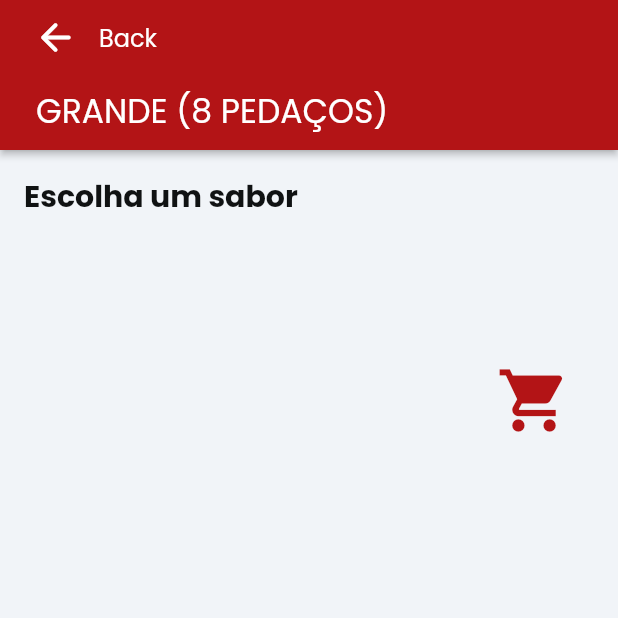
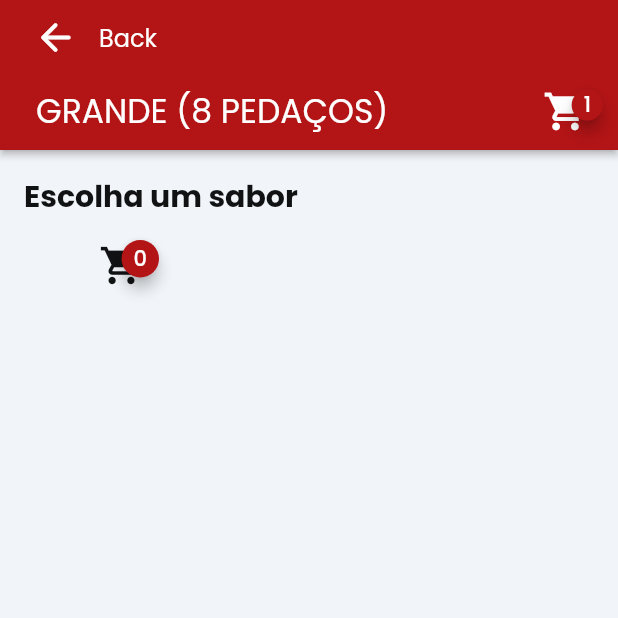
Before and after one commit to diegosilvaadv/AppDelivey, a Flutter app: the PizzaGrande1saborWidget screen opened directly, on a phone screen of 412 x 824 dp, the top half of it. Run offline on Flutter 3.47's test engine with Material 2 defaults, Android fonts, the phone set to English and light mode, and no system bars; drawn by our look-alikes of badges; our stand-ins replace auto_size_text, cloud_firestore, firebase_auth, firebase_core, floating_bottom_navigation_bar, flutter_animate and 15 more; missing offline and left inert: flutter_google_places, google_api_headers, google_maps_webservice, json_path; accounts and stored records are empty; network calls fail.

Commit message:
Updating to latest FlutterFlow output.

```diff
--- a/lib/user_side/pizza_grande1sabor/pizza_grande1sabor_model.dart
+++ b/lib/user_side/pizza_grande1sabor/pizza_grande1sabor_model.dart
@@ -2,7 +2,7 @@ import '/backend/backend.dart';
 import '/flutter_flow/flutter_flow_icon_button.dart';
 import '/flutter_flow/flutter_flow_theme.dart';
 import '/flutter_flow/flutter_flow_util.dart';
-import 'dart:ui';
+import 'package:badges/badges.dart' as badges;
 import 'package:flutter/material.dart';
 import 'package:flutter_spinkit/flutter_spinkit.dart';
 import 'package:google_fonts/google_fonts.dart';
--- a/lib/user_side/pizza_grande1sabor/pizza_grande1sabor_widget.dart
+++ b/lib/user_side/pizza_grande1sabor/pizza_grande1sabor_widget.dart
@@ -2,7 +2,7 @@ import '/backend/backend.dart';
 import '/flutter_flow/flutter_flow_icon_button.dart';
 import '/flutter_flow/flutter_flow_theme.dart';
 import '/flutter_flow/flutter_flow_util.dart';
-import 'dart:ui';
+import 'package:badges/badges.dart' as badges;
 import 'package:flutter/material.dart';
 import 'package:flutter_spinkit/flutter_spinkit.dart';
 import 'package:google_fonts/google_fonts.dart';
@@ -104,7 +104,14 @@ class _PizzaGrande1saborWidgetState extends State<PizzaGrande1saborWidget> {
                     ),
                     Padding(
                       padding:
-                          EdgeInsetsDirectional.fromSTEB(24.0, 0.0, 0.0, 0.0),
+                          EdgeInsetsDirectional.fromSTEB(0.0, 0.0, 20.0, 0.0),
+                      child: Row(
+                        mainAxisSize: MainAxisSize.max,
+                        mainAxisAlignment: MainAxisAlignment.spaceBetween,
+                        children: [
+                          Padding(
+                            padding: EdgeInsetsDirectional.fromSTEB(
+                                24.0, 0.0, 0.0, 0.0),
                             child: Text(
                               'GRANDE (8 PEDAÇOS)',
                               style: FlutterFlowTheme.of(context)
@@ -114,6 +121,34 @@ class _PizzaGrande1saborWidgetState extends State<PizzaGrande1saborWidget> {
                                     color: Colors.white,
                                     fontSize: 22.0,
                                   ),
+                            ),
+                          ),
+                          badges.Badge(
+                            badgeContent: Text(
+                              '1',
+                              style: FlutterFlowTheme.of(context)
+                                  .titleSmall
+                                  .override(
+                                    fontFamily: 'Poppins',
+                                    color: Colors.white,
+                                  ),
+                            ),
+                            showBadge: true,
+                            shape: badges.BadgeShape.circle,
+                            badgeColor: FlutterFlowTheme.of(context).primary,
+                            elevation: 4.0,
+                            padding: EdgeInsetsDirectional.fromSTEB(
+                                8.0, 8.0, 8.0, 8.0),
+                            position: badges.BadgePosition.topEnd(),
+                            animationType: badges.BadgeAnimationType.scale,
+                            toAnimate: true,
+                            child: Icon(
+                              Icons.shopping_cart,
+                              color: Colors.white,
+                              size: 30.0,
+                            ),
+                          ),
+                        ],
                       ),
                     ),
                   ],
@@ -349,22 +384,38 @@ class _PizzaGrande1saborWidgetState extends State<PizzaGrande1saborWidget> {
                       ),
                     ],
                   ),
-                  ClipRRect(
-                    borderRadius: BorderRadius.circular(0.0),
-                    child: BackdropFilter(
-                      filter: ImageFilter.blur(
-                        sigmaX: 2.0,
-                        sigmaY: 2.0,
+                  Padding(
+                    padding:
+                        EdgeInsetsDirectional.fromSTEB(50.0, 0.0, 0.0, 0.0),
+                    child: Row(
+                      mainAxisSize: MainAxisSize.max,
+                      children: [
+                        badges.Badge(
+                          badgeContent: Text(
+                            FFAppState().Cart.length.toString(),
+                            style: FlutterFlowTheme.of(context)
+                                .titleSmall
+                                .override(
+                                  fontFamily: 'Poppins',
+                                  color: Colors.white,
                                 ),
-                      child: Padding(
+                          ),
+                          showBadge: true,
+                          shape: badges.BadgeShape.circle,
+                          badgeColor: FlutterFlowTheme.of(context).primary,
+                          elevation: 4.0,
                           padding: EdgeInsetsDirectional.fromSTEB(
-                            300.0, 80.0, 0.0, 0.0),
+                              8.0, 8.0, 8.0, 8.0),
+                          position: badges.BadgePosition.topEnd(),
+                          animationType: badges.BadgeAnimationType.scale,
+                          toAnimate: true,
                           child: Icon(
                             Icons.shopping_cart,
-                          color: FlutterFlowTheme.of(context).primary,
-                          size: 50.0,
+                            color: FlutterFlowTheme.of(context).primaryText,
+                            size: 30.0,
                           ),
                         ),
+                      ],
                     ),
                   ),
                 ],
--- a/pubspec.yaml
+++ b/pubspec.yaml
@@ -26,6 +26,7 @@ dependencies:
   flutter_localizations:
     sdk: flutter
   auto_size_text: 3.0.0
+  badges: 2.0.2
   cached_network_image: 3.2.1
   cloud_firestore: 4.8.0
   cloud_firestore_platform_interface: 5.15.0
```
Also changed, not shown: lib/backend/backend.dart (+54 -0 lines), lib/backend/schema/sabores_record.dart (+27 -3 lines), lib/backend/schema/user_card_record.dart (added, +141 -0 lines), 1 other file. Lines whose indentation alone changed are shown as unchanged.
